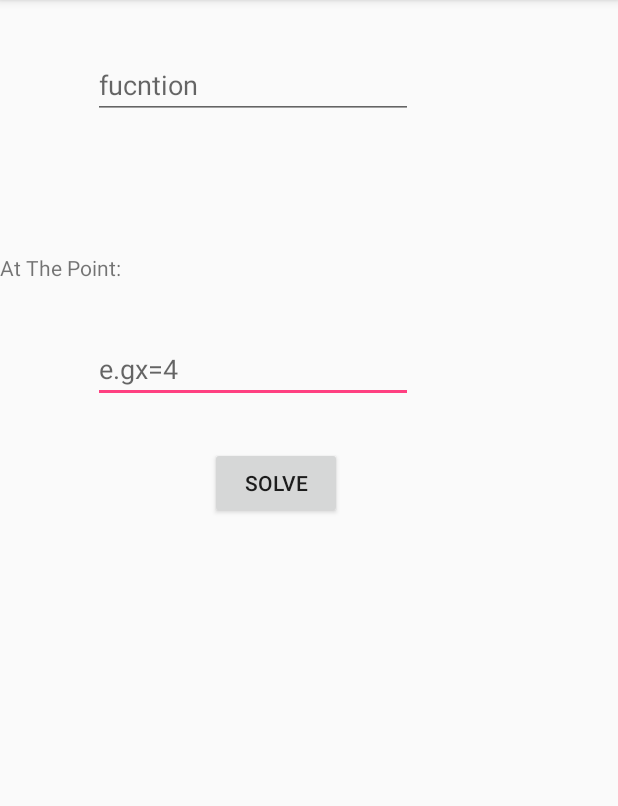
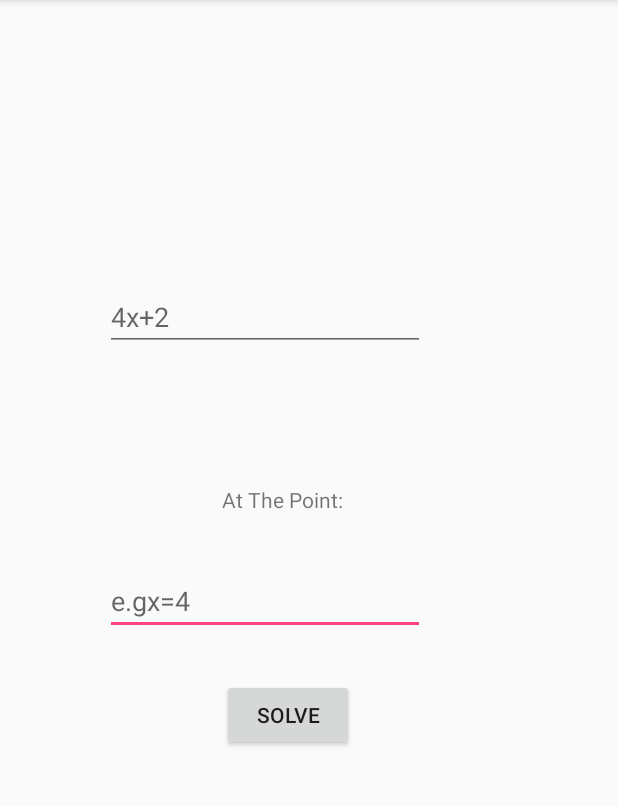
Before and after one commit to cwolferun/Mathena, an Android app: the Derivative screen opened directly, with no data from a screen before it, on a phone screen of 412 x 824 dp, the part 84-890 px from its top. Run offline under Robolectric (Android 15) with nearby library versions, the phone set to English and light mode, and no system bars.

Commit message:
minor updates

```diff
--- a/app/src/main/res/layout/activity_derivative.xml
+++ b/app/src/main/res/layout/activity_derivative.xml
@@ -10,10 +10,15 @@
 
 
     <RelativeLayout
-        android:layout_width="0dp"
+        android:layout_width="368dp"
         android:layout_height="459dp"
-        tools:layout_editor_absoluteX="8dp"
-        tools:layout_editor_absoluteY="8dp">
+        android:layout_marginBottom="8dp"
+        android:layout_marginLeft="8dp"
+        android:layout_marginTop="8dp"
+        app:layout_constraintBottom_toBottomOf="parent"
+        app:layout_constraintLeft_toLeftOf="parent"
+        app:layout_constraintTop_toTopOf="parent"
+        android:layout_marginStart="8dp">
 
         <TextView
             android:id="@+id/derivAnser"
@@ -71,7 +76,7 @@
             android:layout_marginStart="62dp"
             android:layout_marginTop="34dp"
             android:ems="10"
-            android:hint="fucntion"
+            android:hint="4x+2"
             android:inputType="textPersonName"
             tools:layout_editor_absoluteX="85dp"
             tools:layout_editor_absoluteY="119dp" />
--- a/app/src/main/res/layout/activity_double_integral.xml
+++ b/app/src/main/res/layout/activity_double_integral.xml
@@ -137,8 +137,8 @@
             android:id="@+id/imageView"
             android:layout_width="80dp"
             android:layout_height="80dp"
+            app:srcCompat="@mipmap/dubi"
             android:layout_alignParentTop="true"
-            android:layout_centerHorizontal="true"
-            app:srcCompat="@mipmap/dubi" />
+            android:layout_centerHorizontal="true" />
     </RelativeLayout>
 </android.support.constraint.ConstraintLayout>
```
Also changed, not shown: app/src/main/AndroidManifest.xml (+33 -11 lines), app/src/main/java/com/victor/project/mathena/CameraActivity.java (+31 -44 lines), app/src/main/java/com/victor/project/mathena/Derivative.java (+24 -16 lines), app/src/main/java/com/victor/project/mathena/HomeActivity.java (+12 -0 lines), app/src/main/res/layout/activity_home.xml (+6 -2 lines).
